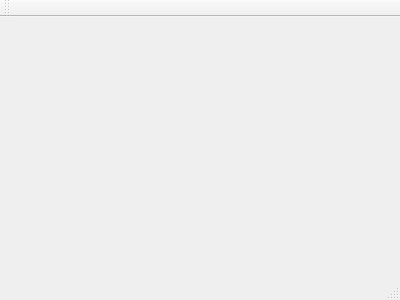
JustFFunny/WorkSpace, file customQtExample/example/testSubPro/mainwindow.ui: the form before one commit.
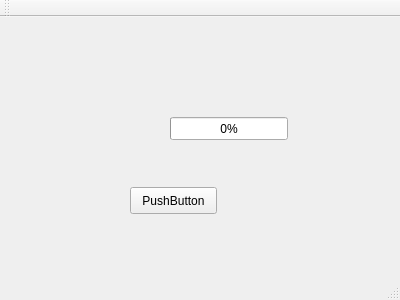
The form after the commit.

Patch:
```diff
--- a/customQtExample/example/testSubPro/mainwindow.ui
+++ b/customQtExample/example/testSubPro/mainwindow.ui
@@ -12,13 +12,55 @@
   <property name="windowTitle" >
    <string>MainWindow</string>
   </property>
-  <widget class="QMenuBar" name="menuBar" />
-  <widget class="QToolBar" name="mainToolBar" />
-  <widget class="QWidget" name="centralWidget" />
-  <widget class="QStatusBar" name="statusBar" />
+  <widget class="QWidget" name="centralWidget">
+   <widget class="QProgressBar" name="progressBar">
+    <property name="geometry">
+     <rect>
+      <x>170</x>
+      <y>100</y>
+      <width>118</width>
+      <height>23</height>
+     </rect>
+    </property>
+    <property name="value">
+     <number>0</number>
+    </property>
+   </widget>
+   <widget class="QPushButton" name="pushButton">
+    <property name="geometry">
+     <rect>
+      <x>130</x>
+      <y>170</y>
+      <width>87</width>
+      <height>27</height>
+     </rect>
+    </property>
+    <property name="text">
+     <string>PushButton</string>
+    </property>
+   </widget>
+  </widget>
+  <widget class="QMenuBar" name="menuBar">
+   <property name="geometry">
+    <rect>
+     <x>0</x>
+     <y>0</y>
+     <width>400</width>
+     <height>25</height>
+    </rect>
+   </property>
+  </widget>
+  <widget class="QToolBar" name="mainToolBar">
+   <attribute name="toolBarArea">
+    <enum>TopToolBarArea</enum>
+   </attribute>
+   <attribute name="toolBarBreak">
+    <bool>false</bool>
+   </attribute>
+  </widget>
+  <widget class="QStatusBar" name="statusBar"/>
  </widget>
- <layoutDefault spacing="6" margin="11" />
- <pixmapfunction></pixmapfunction>
+ <layoutdefault spacing="6" margin="11"/>
  <resources/>
  <connections/>
 </ui>
```
Left out of the diff: 7 changed lines with no effect on the pictures.
